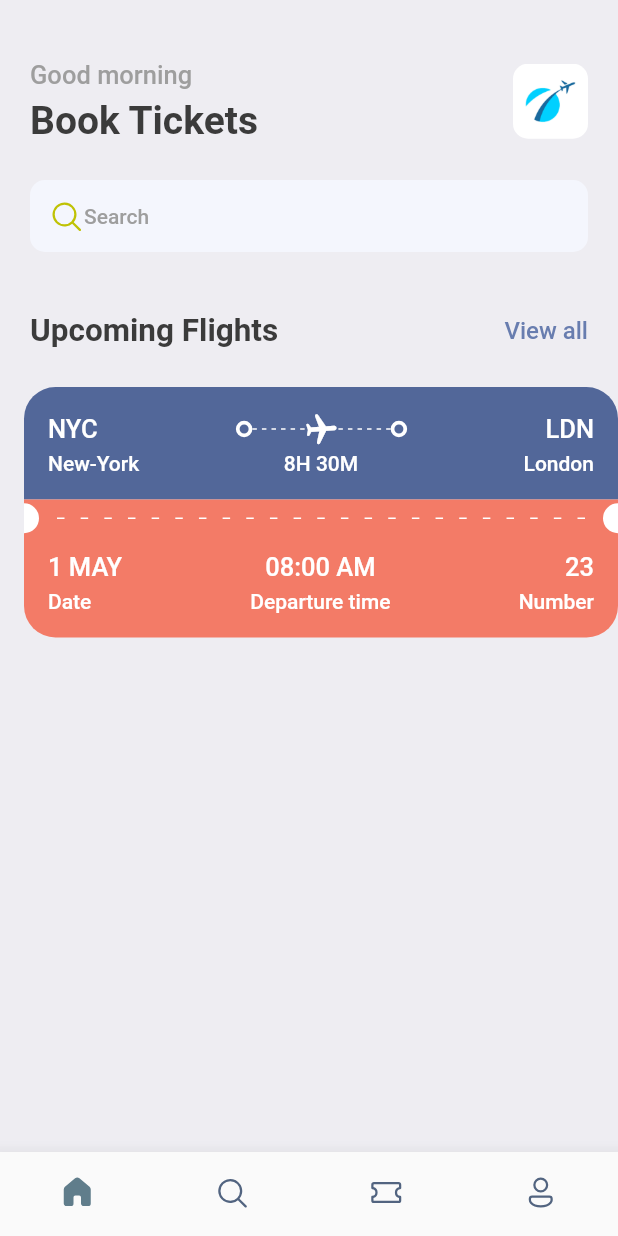
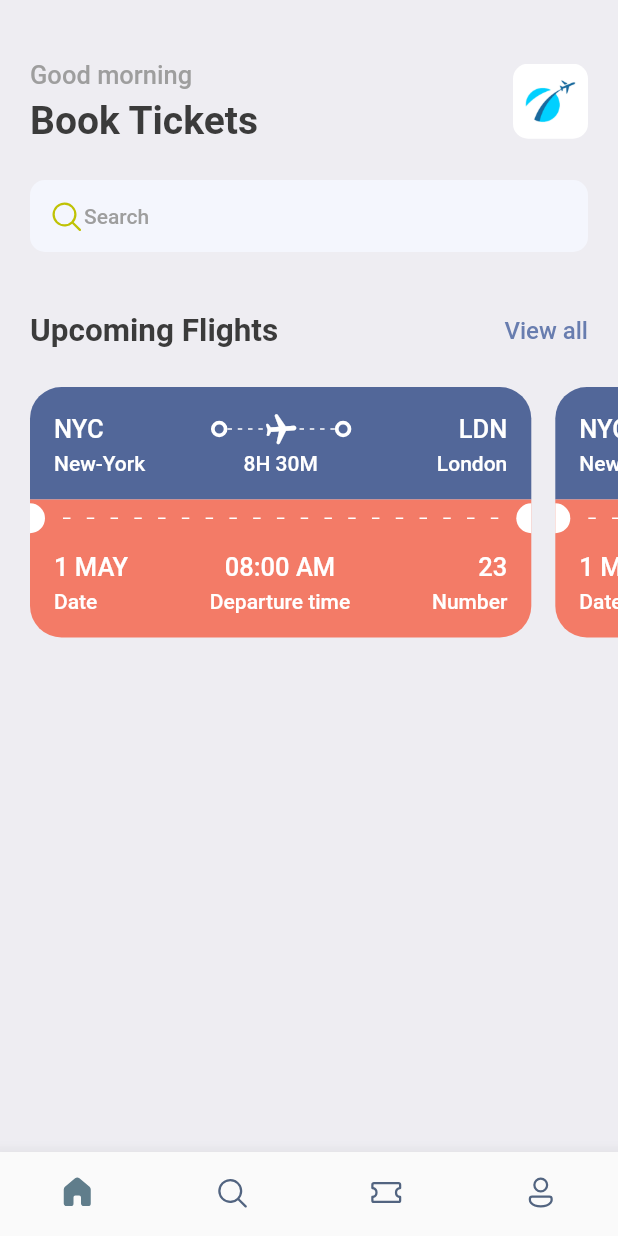
Before and after one commit to VivekSharma811/book_tickets, a Flutter app: the screen it shows after launch, on a phone screen of 412 x 824 dp. Run offline on Flutter 3.47's test engine with Material 2 defaults, Android fonts, the phone set to English and light mode, and no system bars; our stand-ins replace fluentui_icons, gap.

Commit message:
Flight details done

```diff
--- a/lib/screens/home_screen.dart
+++ b/lib/screens/home_screen.dart
@@ -81,6 +81,7 @@ class HomeScreen extends StatelessWidget {
           const Gap(25),
           SingleChildScrollView(
             scrollDirection: Axis.horizontal,
+            padding: const EdgeInsets.only(left: 20),
             child: Row(
               children: [
                 TicketView(),
--- a/lib/screens/ticket_view.dart
+++ b/lib/screens/ticket_view.dart
@@ -11,10 +11,10 @@ class TicketView extends StatelessWidget {
   Widget build(BuildContext context) {
     final size = AppLayout.getSize(context);
     return SizedBox(
-      width: size.width,
+      width: size.width*0.85,
       height: 200,
       child: Container(
-        margin: const EdgeInsets.only(left: 16),
+        margin: const EdgeInsets.only(right: 16),
         child: Column(
           mainAxisSize: MainAxisSize.min,
           children: [
```
